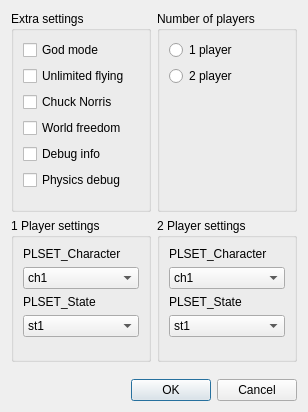
Before: the Qt Designer form Editor/main_window/testing/testing_settings.ui in WohlSoft/Moondust-Project, drawn with Qt 5.
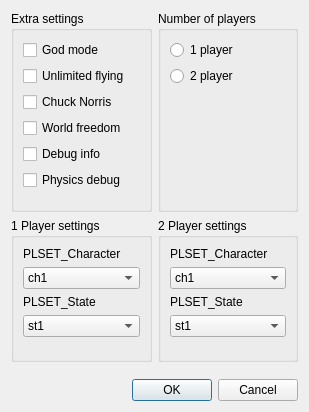
After: the same form once the commit is applied. Icons and pictures are not drawn.

Patch:
```diff
--- a/Editor/main_window/testing/testing_settings.ui
+++ b/Editor/main_window/testing/testing_settings.ui
@@ -6,7 +6,7 @@
    <rect>
     <x>0</x>
     <y>0</y>
-    <width>304</width>
+    <width>309</width>
     <height>412</height>
    </rect>
   </property>
```
Left out of the diff: 50 changed lines with no effect on the pictures.
